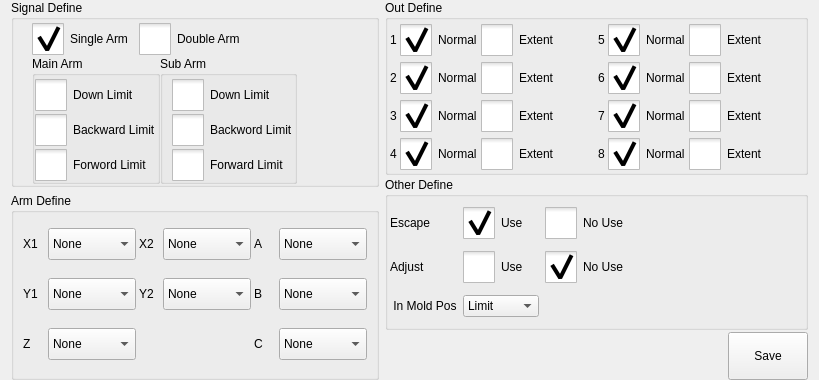
This is hcsettings/icstructdefineframe.ui in dongdong-2009/3-5AxisRobot as Qt 5 draws it before an edit. The edited form follows.
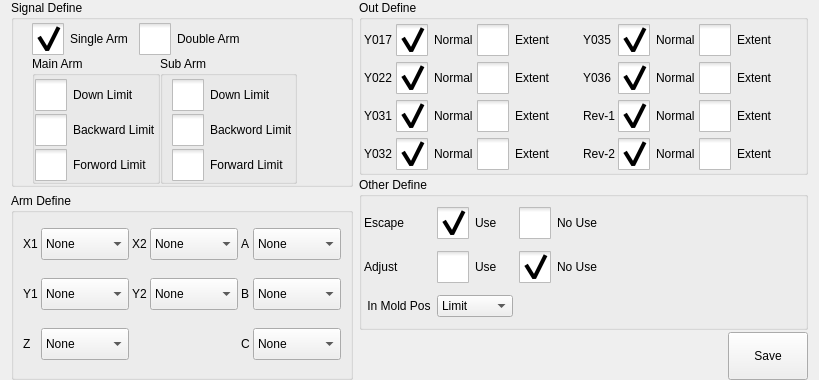
This is the edited form. Icons and pictures are not drawn. Custom widgets are drawn as their Qt base class.

What changed in the file:
```diff
--- a/hcsettings/icstructdefineframe.ui
+++ b/hcsettings/icstructdefineframe.ui
@@ -794,28 +794,28 @@
         <item row="0" column="0">
          <widget class="QLabel" name="label">
           <property name="text">
-           <string>1</string>
+           <string notr="true">Y017</string>
           </property>
          </widget>
         </item>
         <item row="0" column="4">
          <widget class="QLabel" name="label_8">
           <property name="text">
-           <string>5</string>
+           <string notr="true">Y035</string>
           </property>
          </widget>
         </item>
         <item row="1" column="0">
          <widget class="QLabel" name="label_2">
           <property name="text">
-           <string>2</string>
+           <string notr="true">Y022</string>
           </property>
          </widget>
         </item>
         <item row="3" column="4">
          <widget class="QLabel" name="label_10">
           <property name="text">
-           <string>8</string>
+           <string>Rev-2</string>
           </property>
          </widget>
         </item>
@@ -848,28 +848,28 @@
         <item row="1" column="4">
          <widget class="QLabel" name="label_9">
           <property name="text">
-           <string>6</string>
+           <string notr="true">Y036</string>
           </property>
          </widget>
         </item>
         <item row="2" column="0">
          <widget class="QLabel" name="label_3">
           <property name="text">
-           <string>3</string>
+           <string notr="true">Y031</string>
           </property>
          </widget>
         </item>
         <item row="2" column="4">
          <widget class="QLabel" name="label_11">
           <property name="text">
-           <string>7</string>
+           <string>Rev-1</string>
           </property>
          </widget>
         </item>
         <item row="3" column="0">
          <widget class="QLabel" name="label_4">
           <property name="text">
-           <string>4</string>
+           <string notr="true">Y032</string>
           </property>
          </widget>
         </item>
```
Left out of the diff: 6 changed lines with no effect on the pictures.
